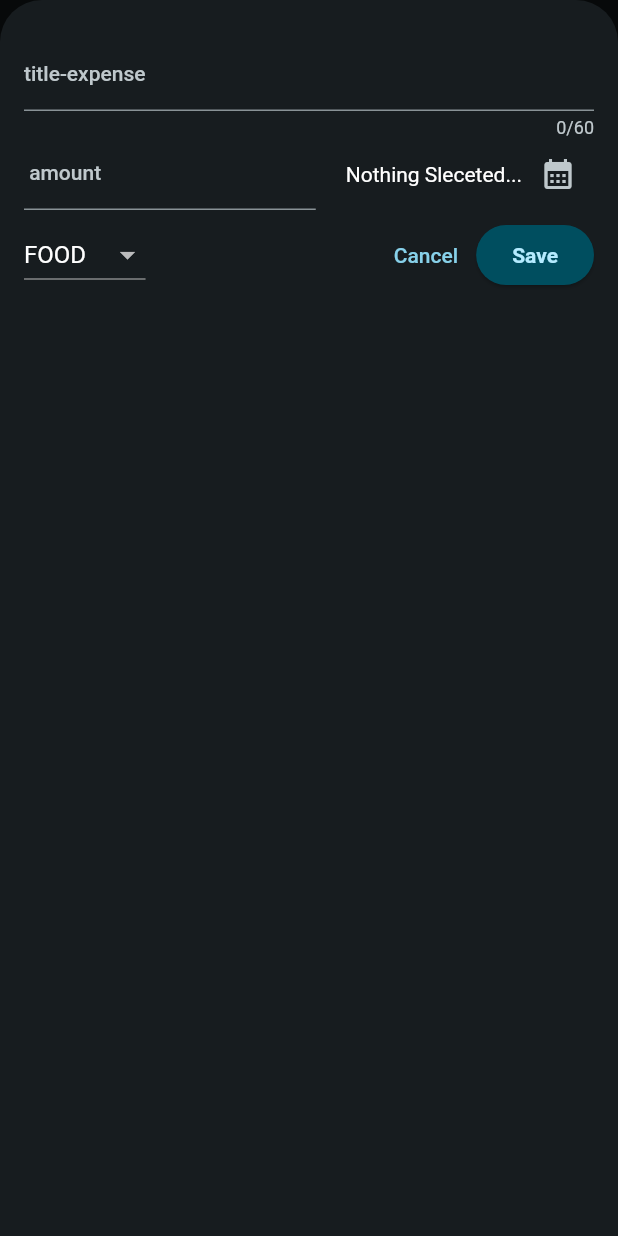
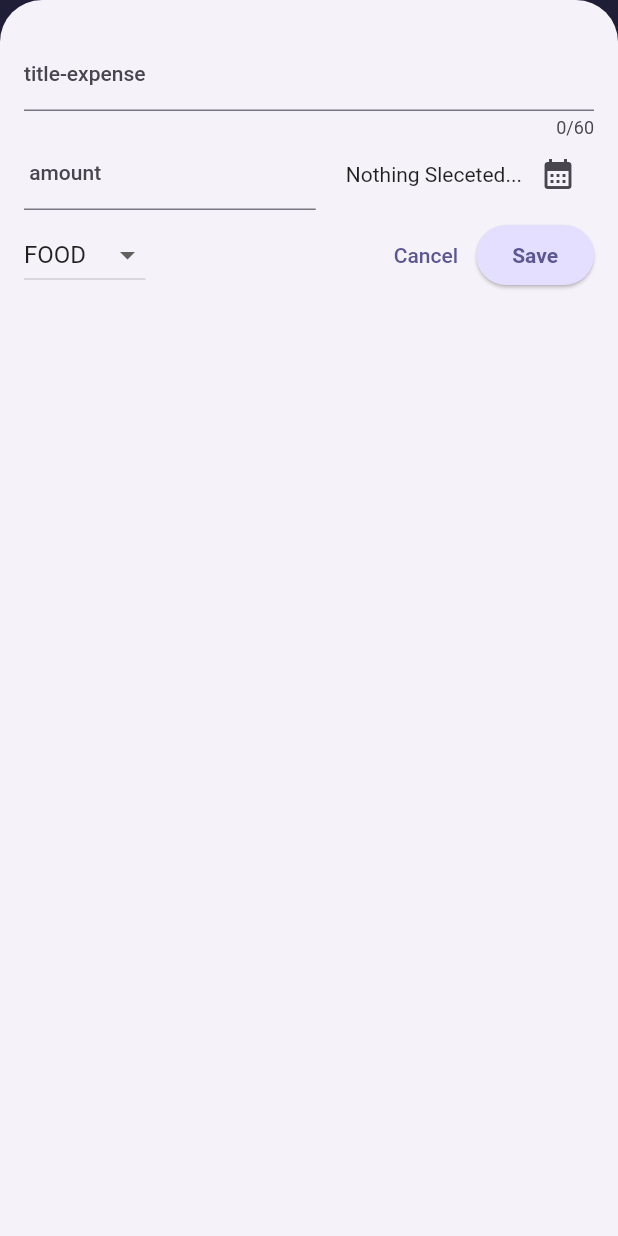
Before and after one commit to saeed561/Flutter_ExpenseTracker, a Flutter app: the screen it shows after launch, after a tap on the "add circle outline" icon, on a phone screen of 412 x 824 dp. Run offline on Flutter 3.47's test engine with Material 2 defaults, Android fonts, the phone set to English and light mode, and no system bars.

Commit message:
ExpenseTracker_OrientationLockedTOPortrateUp

```diff
--- a/lib/main.dart
+++ b/lib/main.dart
@@ -1,5 +1,6 @@
 import 'package:basic_project/widget/Expenses.dart';
 import 'package:flutter/material.dart';
+import 'package:flutter/services.dart';
 
 // ignore: non_constant_identifier_names
 var KcolorScheme = ColorScheme.fromSeed(
@@ -10,7 +11,11 @@
   seedColor: const Color.fromARGB(255, 6, 99, 120),
 );
 void main() {
-  runApp(MaterialApp(
+  WidgetsFlutterBinding.ensureInitialized();
+  SystemChrome.setPreferredOrientations([DeviceOrientation.portraitUp]).then(
+    (fn) {
+      runApp(
+        MaterialApp(
           darkTheme: ThemeData.dark().copyWith(
             useMaterial3: true,
             colorScheme: kDarkScheme,
@@ -51,7 +56,10 @@
                   ),
                 ),
           ),
-    themeMode: ThemeMode.dark,
+          themeMode: ThemeMode.system,
           home: Expenses(),
-  ));
+        ),
+      );
+    },
+  );
 }
--- a/lib/modal/Expense.dart
+++ b/lib/modal/Expense.dart
@@ -30,3 +30,28 @@
     return formater.format(date);
   }
 }
+
+class ExpenseBucket {
+  const ExpenseBucket({
+    required this.category,
+    required this.expenses,
+  });
+
+  ExpenseBucket.forCategory(List<Expense> allExpenses, this.category)
+      : expenses = allExpenses
+            .where((expense) => expense.category == category)
+            .toList();
+
+  final Category category;
+  final List<Expense> expenses;
+
+  double get totalExpenses {
+    double sum = 0;
+
+    for (final expense in expenses) {
+      sum += expense.amount; // sum = sum + expense.amount
+    }
+
+    return sum;
+  }
+}
--- a/lib/widget/Expenses.dart
+++ b/lib/widget/Expenses.dart
@@ -1,4 +1,5 @@
 import 'package:basic_project/widget/New_Expense.dart';
+import 'package:basic_project/widget/chart/chart.dart';
 import 'package:basic_project/widget/expenses_list/expenses_list.dart';
 import 'package:basic_project/modal/Expense.dart';
 import 'package:flutter/material.dart';
@@ -86,7 +87,7 @@
       ]),
       body: Column(
         children: [
-          const Text("The Chart"),
+          Chart(expenses: _myExpenses),
           Expanded(
             child: screenContent,
           ),
--- /dev/null
+++ b/lib/widget/chart/chart.dart
@@ -0,0 +1,95 @@
+import 'package:flutter/material.dart';
+
+import 'package:basic_project/widget/chart/chart_bar.dart';
+import 'package:basic_project/modal/Expense.dart';
+
+class Chart extends StatelessWidget {
+  const Chart({super.key, required this.expenses});
+
+  final List<Expense> expenses;
+
+  List<ExpenseBucket> get buckets {
+    return [
+      ExpenseBucket.forCategory(expenses, Category.food),
+      ExpenseBucket.forCategory(expenses, Category.tafrih),
+      ExpenseBucket.forCategory(expenses, Category.travel),
+      ExpenseBucket.forCategory(expenses, Category.work),
+    ];
+  }
+
+  double get maxTotalExpense {
+    double maxTotalExpense = 0;
+
+    for (final bucket in buckets) {
+      if (bucket.totalExpenses > maxTotalExpense) {
+        maxTotalExpense = bucket.totalExpenses;
+      }
+    }
+
+    return maxTotalExpense;
+  }
+
+  @override
+  Widget build(BuildContext context) {
+    final isDarkMode =
+        MediaQuery.of(context).platformBrightness == Brightness.dark;
+    return Container(
+      margin: const EdgeInsets.all(16),
+      padding: const EdgeInsets.symmetric(
+        vertical: 16,
+        horizontal: 8,
+      ),
+      width: double.infinity,
+      height: 180,
+      decoration: BoxDecoration(
+        borderRadius: BorderRadius.circular(8),
+        gradient: LinearGradient(
+          colors: [
+            Theme.of(context).colorScheme.primary.withOpacity(0.3),
+            Theme.of(context).colorScheme.primary.withOpacity(0.0)
+          ],
+          begin: Alignment.bottomCenter,
+          end: Alignment.topCenter,
+        ),
+      ),
+      child: Column(
+        children: [
+          Expanded(
+            child: Row(
+              crossAxisAlignment: CrossAxisAlignment.end,
+              children: [
+                for (final bucket in buckets) // alternative to map()
+                  ChartBar(
+                    fill: bucket.totalExpenses == 0
+                        ? 0
+                        : bucket.totalExpenses / maxTotalExpense,
+                  )
+              ],
+            ),
+          ),
+          const SizedBox(height: 12),
+          Row(
+            children: buckets
+                .map(
+                  (bucket) => Expanded(
+                    child: Padding(
+                      padding: const EdgeInsets.symmetric(horizontal: 4),
+                      child: Icon(
+                        categroryIcons[bucket.category],
+                        color: isDarkMode
+                            ? Theme.of(context).colorScheme.secondary
+                            : Theme.of(context)
+                                .colorScheme
+                                .primary
+                                .withOpacity(0.7),
+                      ),
+                    ),
+                  ),
+                )
+                .toList(),
+          )
+        ],
+      ),
+    );
+  }
+}
--- /dev/null
+++ b/lib/widget/chart/chart_bar.dart
@@ -0,0 +1,34 @@
+import 'package:flutter/material.dart';
+
+class ChartBar extends StatelessWidget {
+  const ChartBar({
+    super.key,
+    required this.fill,
+  });
+
+  final double fill;
+
+  @override
+  Widget build(BuildContext context) {
+    final isDarkMode =
+        MediaQuery.of(context).platformBrightness == Brightness.dark;
+    return Expanded(
+      child: Padding(
+        padding: const EdgeInsets.symmetric(horizontal: 4),
+        child: FractionallySizedBox(
+          heightFactor: fill,
+          child: DecoratedBox(
+            decoration: BoxDecoration(
+              shape: BoxShape.rectangle,
+              borderRadius:
+                  const BorderRadius.vertical(top: Radius.circular(8)),
+              color: isDarkMode
+                  ? Theme.of(context).colorScheme.secondary
+                  : Theme.of(context).colorScheme.primary.withOpacity(0.65),
+            ),
+          ),
+        ),
+      ),
+    );
+  }
+}
```
Lines whose indentation alone changed are shown as unchanged.
